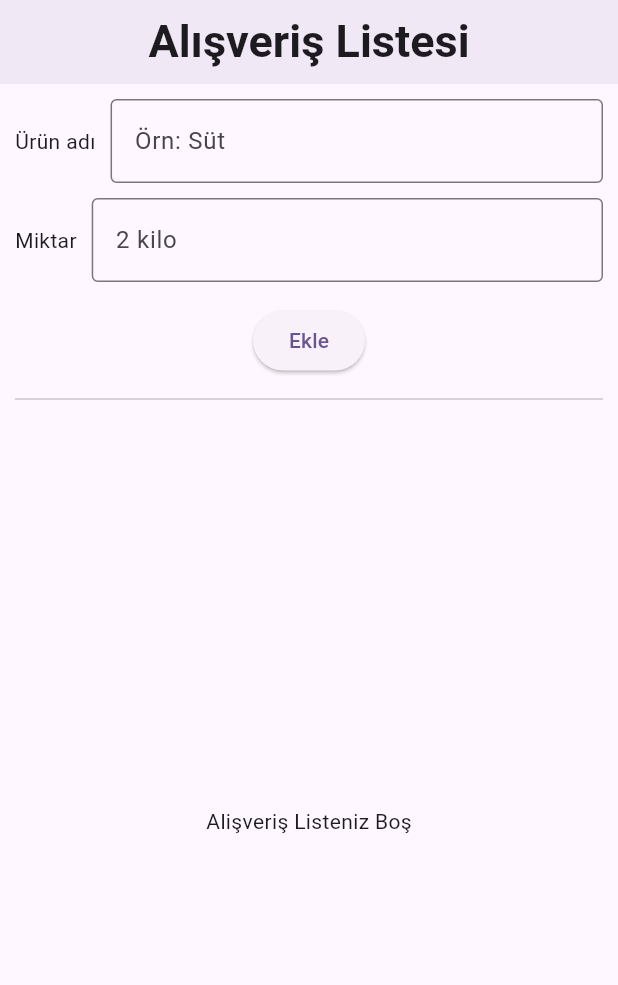
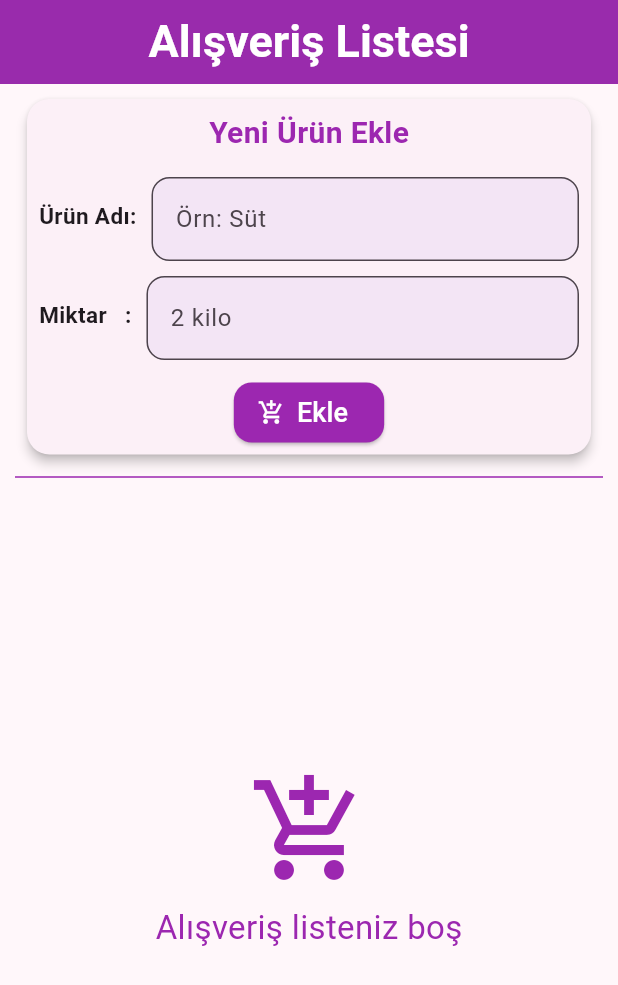
Before and after one commit to NazifeAtmaca25/flutter_begginner_project, a Flutter app: the screen it shows after launch, on a phone screen of 412 x 824 dp. Shown: the top 985 px of the screen. Run offline on Flutter 3.47's test engine with Material 3 defaults, Android fonts, the phone set to English and light mode, and no system bars; our stand-ins replace math_expressions, shared_preferences.

Commit message:
Shopping list ui üzerinde işlemler tamamlandı.

```diff
--- a/shopping_list/lib/main.dart
+++ b/shopping_list/lib/main.dart
@@ -14,8 +14,7 @@ class MyApp extends StatelessWidget {
     return MaterialApp(
       debugShowCheckedModeBanner: false,
       theme: ThemeData(
-        colorScheme: ColorScheme.fromSeed(seedColor: Colors.deepPurple),
-        useMaterial3: true,
+        colorScheme: ColorScheme.fromSeed(seedColor: Colors.purpleAccent),
       ),
       home: const ShoppingList(),
     );
--- a/shopping_list/lib/shopping_list.dart
+++ b/shopping_list/lib/shopping_list.dart
@@ -87,48 +87,129 @@ class _ShoppingListState extends State<ShoppingList> {
         ),
         centerTitle: true,
         elevation: 4,
+        backgroundColor: Colors.purple,
+        foregroundColor: Colors.white,
       ),
       body: Padding(
         padding: EdgeInsets.all(10),
         child: Column(
           children: [
-            Form(
+            Card(
+              elevation: 3,
+              shape: RoundedRectangleBorder(
+                  borderRadius: BorderRadius.circular(15)),
+              margin: EdgeInsets.symmetric(horizontal: 8),
+              child: Padding(
+                padding: const EdgeInsets.all(8.0),
+                child: Form(
                     key: _formKey,
                     child: Column(
                       children: [
-                    buildRow("Ürün adı", "Örn: Süt", "Lütfen adınızı girin",
-                        _nameController),
+                        Text(
+                          "Yeni Ürün Ekle",
+                          style: TextStyle(
+                              fontSize: 20,
+                              fontWeight: FontWeight.bold,
+                              color: Colors.purple),
+                        ),
+                        SizedBox(
+                          height: 15,
+                        ),
+                        buildRow("Ürün Adı:", "Örn: Süt",
+                            "Lütfen adınızı girin", _nameController),
                         SizedBox(
                           height: 10,
                         ),
-                    buildRow("Miktar", "2 kilo", "Lütfen müktarı giriniz",
-                        _quantityController),
+                        buildRow("Miktar   :", "2 kilo",
+                            "Lütfen müktarı giriniz", _quantityController),
                         SizedBox(
                           height: 15,
                         ),
-                    Center(
-                      child: ElevatedButton(
+                        SizedBox(
+                          height: 40,
+                          child: ElevatedButton.icon(
                             onPressed: () {
                               if (_formKey.currentState!.validate()) {
                                 addShopping();
                               }
                             },
-                          child: Text("Ekle")),
+                            label: const Text(
+                              "Ekle",
+                              style: TextStyle(fontSize: 18),
+                            ),
+                            icon: Icon(
+                              Icons.add_shopping_cart,
+                              color: Colors.white,
+                            ),
+                            style: ElevatedButton.styleFrom(
+                                backgroundColor: Colors.purple,
+                                foregroundColor: Colors.white,
+                                shape: RoundedRectangleBorder(
+                                    borderRadius: BorderRadius.circular(12))),
+                          ),
                         )
                       ],
                     )),
+              ),
+            ),
             Divider(
               height: 30,
+              color: Colors.purple,
             ),
             Expanded(
                 child: _list.isEmpty
-                    ? Center(
-                        child: Text("Alişveriş Listeniz Boş"),
+                    ? Column(
+                        mainAxisAlignment: MainAxisAlignment.center,
+                        children: [
+                          Icon(
+                            Icons.add_shopping_cart_outlined,
+                            size: 80,
+                            color: Colors.purple,
+                          ),
+                          SizedBox(
+                            height: 10,
+                          ),
+                          Text(
+                            "Alışveriş listeniz boş",
+                            style:
+                                TextStyle(fontSize: 22, color: Colors.purple),
+                          )
+                        ],
                       )
                     : ListView.builder(
                         itemCount: _list.length,
                         itemBuilder: (context, index) {
-                          return Card();
+                          return Dismissible(
+                            key: Key(_list[index].name + index.toString()),
+                            direction: DismissDirection.endToStart,
+                            background: Container(
+                              color: Colors.red,
+                              alignment: Alignment.centerRight,
+                              padding: EdgeInsets.symmetric(horizontal: 20),
+                              child: Icon(
+                                Icons.delete,
+                                color: Colors.white,
+                              ),
+                            ),
+                            onDismissed: (direction) {
+                              removeShopping(index);
+                            },
+                            child: ListTile(
+                              leading: Checkbox(
+                                  value: _list[index].isCheck,
+                                  onChanged: (bool? newValue) {
+                                    isTake(index);
+                                  }),
+                              title: Text(
+                                _list[index].name,
+                                style: TextStyle(
+                                    decoration: _list[index].isCheck
+                                        ? TextDecoration.lineThrough
+                                        : TextDecoration.none),
+                              ),
+                              subtitle: Text(_list[index].quantity),
+                            ),
+                          );
                         }))
           ],
         ),
@@ -139,16 +220,31 @@ class _ShoppingListState extends State<ShoppingList> {
   Row buildRow(String label1, String label2, String label3,
       TextEditingController controller) {
     return Row(
+      crossAxisAlignment: CrossAxisAlignment.start,
       children: [
-        Text(label1),
+        Padding(
+          padding: const EdgeInsets.only(top: 15),
+          child: Text(
+            label1,
+            style: TextStyle(fontWeight: FontWeight.w600, fontSize: 15),
+          ),
+        ),
         SizedBox(
           width: 10,
         ),
         Expanded(
           child: TextFormField(
             controller: controller,
-            decoration:
-                InputDecoration(hintText: label2, border: OutlineInputBorder()),
+            decoration: InputDecoration(
+                hintText: label2,
+                filled: true,
+                fillColor: Colors.purple[50],
+                border: OutlineInputBorder(
+                    borderRadius: BorderRadius.circular(12),
+                    borderSide: BorderSide(color: Colors.purple)),
+                focusedBorder: OutlineInputBorder(
+                    borderRadius: BorderRadius.circular(12),
+                    borderSide: BorderSide(color: Colors.purple, width: 2))),
             validator: (value) {
               if (value == null || value.isEmpty) {
                 return label3;
```
Also changed, not shown: shopping_list/flutter_01.png (added). Lines whose indentation alone changed are shown as unchanged.
